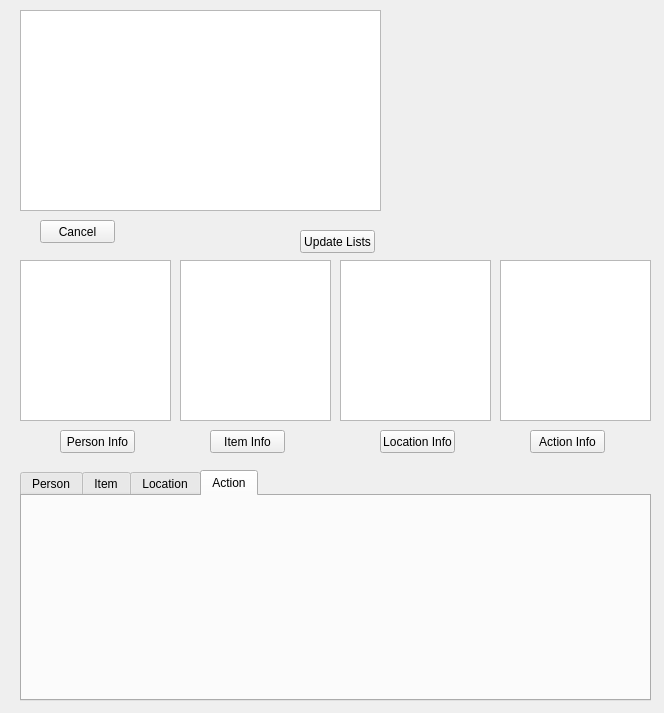
Old version of the form Jan2014/form.ui in the repository nschudlo/Jan2014.
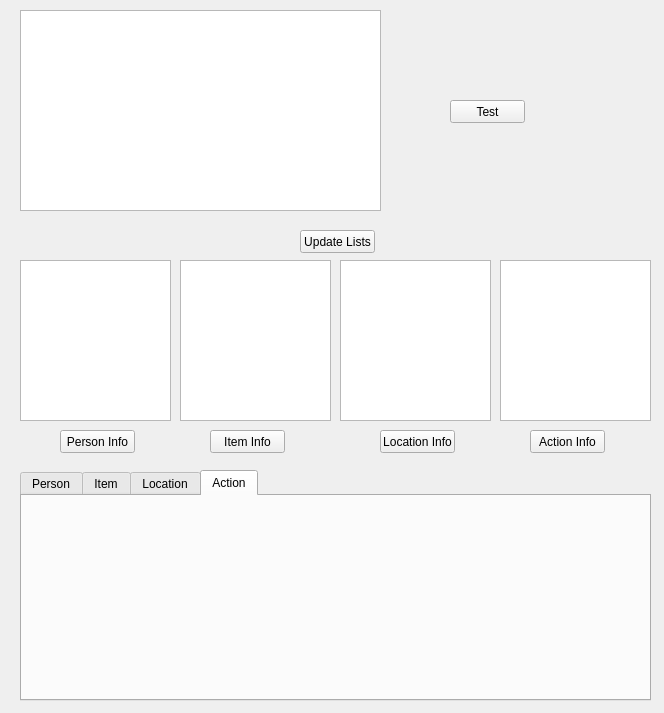
New version of the form.

Diff of the .ui file:
```diff
--- a/Jan2014/form.ui
+++ b/Jan2014/form.ui
@@ -26,19 +26,6 @@
     <string>Update Lists</string>
    </property>
   </widget>
-  <widget class="QPushButton" name="pushButton_2">
-   <property name="geometry">
-    <rect>
-     <x>40</x>
-     <y>220</y>
-     <width>75</width>
-     <height>23</height>
-    </rect>
-   </property>
-   <property name="text">
-    <string>Cancel</string>
-   </property>
-  </widget>
   <widget class="QTextBrowser" name="textBrowser">
    <property name="geometry">
     <rect>
@@ -663,6 +650,19 @@
     </attribute>
    </widget>
   </widget>
+  <widget class="QPushButton" name="buttonTest">
+   <property name="geometry">
+    <rect>
+     <x>450</x>
+     <y>100</y>
+     <width>75</width>
+     <height>23</height>
+    </rect>
+   </property>
+   <property name="text">
+    <string>Test</string>
+   </property>
+  </widget>
  </widget>
  <resources/>
  <connections/>
```
